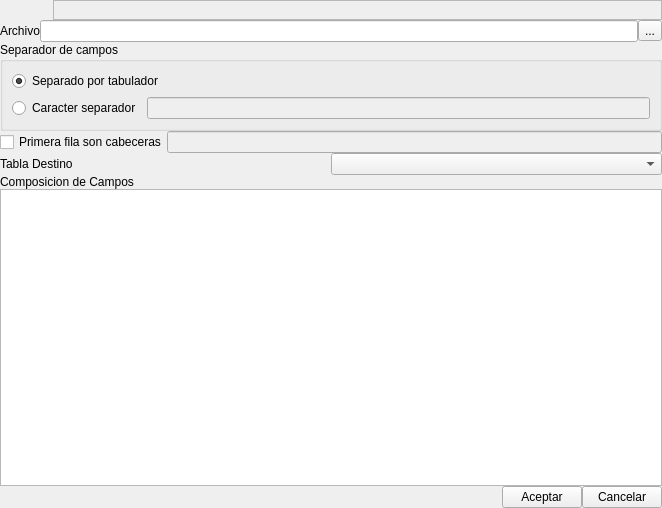
The window that bulmages/bulmalib/plugins/pluginbl_importcsv/importcsvbase.ui (eboladev/Bulmages-1) describes before a commit, drawn with Qt 5.
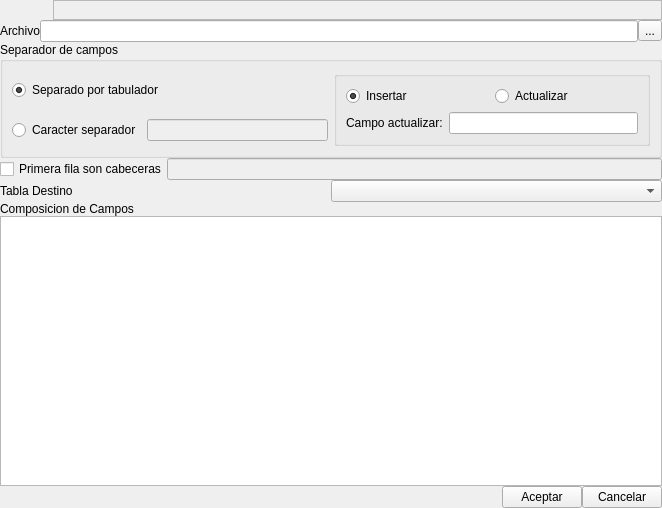
The same window after the commit. Icons and pictures are not drawn.

Diff of the .ui file:
```diff
--- a/bulmages/bulmalib/plugins/pluginbl_importcsv/importcsvbase.ui
+++ b/bulmages/bulmalib/plugins/pluginbl_importcsv/importcsvbase.ui
@@ -119,6 +119,53 @@
         </item>
        </layout>
       </item>
+      <item row="0" column="1" rowspan="2">
+       <widget class="QGroupBox" name="groupBox_2">
+        <property name="title">
+         <string/>
+        </property>
+        <property name="flat">
+         <bool>false</bool>
+        </property>
+        <layout class="QVBoxLayout" name="verticalLayout">
+         <item>
+          <layout class="QHBoxLayout" name="horizontalLayout">
+           <item>
+            <widget class="QRadioButton" name="mui_insert">
+             <property name="text">
+              <string>Insertar</string>
+             </property>
+             <property name="checked">
+              <bool>true</bool>
+             </property>
+            </widget>
+           </item>
+           <item>
+            <widget class="QRadioButton" name="mui_update">
+             <property name="text">
+              <string>Actualizar</string>
+             </property>
+            </widget>
+           </item>
+          </layout>
+         </item>
+         <item>
+          <layout class="QHBoxLayout" name="horizontalLayout_3">
+           <item>
+            <widget class="QLabel" name="label_5">
+             <property name="text">
+              <string>Campo actualizar:</string>
+             </property>
+            </widget>
+           </item>
+           <item>
+            <widget class="QLineEdit" name="mui_updateField"/>
+           </item>
+          </layout>
+         </item>
+        </layout>
+       </widget>
+      </item>
      </layout>
     </widget>
    </item>
```
